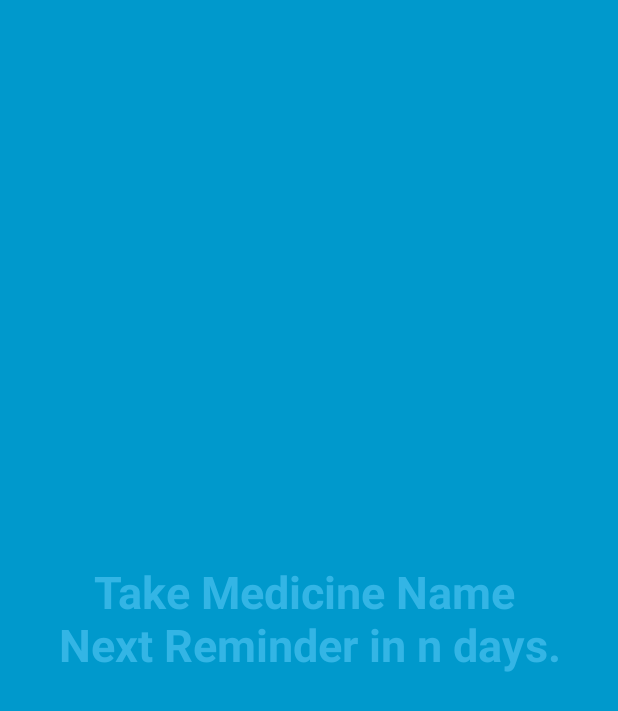
After one commit to parvs1/SMARThex, an Android app: the FullscreenActivity screen opened directly, with no data from a screen before it, on a phone screen of 412 x 824 dp. The commit adds this screen. Shown: the top 711 px of the screen. Run offline under Robolectric (Android 15) with nearby library versions, the phone set to English and light mode, and no system bars; 1 statement that could not run was skipped.

Commit message:
Added comments on each activity. Also created FullscreenActivity (for alarms).

```diff
--- a/app/build.gradle
+++ b/app/build.gradle
@@ -21,6 +21,7 @@ android {
 dependencies {
     implementation fileTree(dir: 'libs', include: ['*.jar'])
     implementation 'com.android.support:appcompat-v7:27.1.1'
+    implementation 'com.android.support:support-v4:27.1.1'
     testImplementation 'junit:junit:4.12'
     androidTestImplementation 'com.android.support.test:runner:1.0.2'
     androidTestImplementation 'com.android.support.test.espresso:espresso-core:3.0.2'
--- /dev/null
+++ b/app/src/main/java/com/example/shrey/medremindertest/FullscreenActivity.java
@@ -0,0 +1,166 @@
+package com.example.shrey.medremindertest;
+
+import android.annotation.SuppressLint;
+import android.support.v7.app.ActionBar;
+import android.support.v7.app.AppCompatActivity;
+import android.os.Bundle;
+import android.os.Handler;
+import android.view.MotionEvent;
+import android.view.View;
+import android.widget.TextView;
+
+/**
+ * An example full-screen activity that shows and hides the system UI (i.e.
+ * status bar and navigation/system bar) with user interaction.
+ */
+public class FullscreenActivity extends AppCompatActivity {
+    /**
+     * Whether or not the system UI should be auto-hidden after
+     * {@link #AUTO_HIDE_DELAY_MILLIS} milliseconds.
+     */
+    private static final boolean AUTO_HIDE = true;
+
+    /**
+     * If {@link #AUTO_HIDE} is set, the number of milliseconds to wait after
+     * user interaction before hiding the system UI.
+     */
+    private static final int AUTO_HIDE_DELAY_MILLIS = 3000;
+
+    /**
+     * Some older devices needs a small delay between UI widget updates
+     * and a change of the status and navigation bar.
+     */
+    private static final int UI_ANIMATION_DELAY = 300;
+    private final Handler mHideHandler = new Handler();
+    private View mContentView;
+    private final Runnable mHidePart2Runnable = new Runnable() {
+        @SuppressLint("InlinedApi")
+        @Override
+        public void run() {
+            // Delayed removal of status and navigation bar
+
+            // Note that some of these constants are new as of API 16 (Jelly Bean)
+            // and API 19 (KitKat). It is safe to use them, as they are inlined
+            // at compile-time and do nothing on earlier devices.
+            mContentView.setSystemUiVisibility(View.SYSTEM_UI_FLAG_LOW_PROFILE
+                    | View.SYSTEM_UI_FLAG_FULLSCREEN
+                    | View.SYSTEM_UI_FLAG_LAYOUT_STABLE
+                    | View.SYSTEM_UI_FLAG_IMMERSIVE_STICKY
+                    | View.SYSTEM_UI_FLAG_LAYOUT_HIDE_NAVIGATION
+                    | View.SYSTEM_UI_FLAG_HIDE_NAVIGATION);
+        }
+    };
+    private View mControlsView;
+    private final Runnable mShowPart2Runnable = new Runnable() {
+        @Override
+        public void run() {
+            // Delayed display of UI elements
+            ActionBar actionBar = getSupportActionBar();
+            if (actionBar != null) {
+                actionBar.show();
+            }
+            mControlsView.setVisibility(View.VISIBLE);
+        }
+    };
+    private boolean mVisible;
+    private final Runnable mHideRunnable = new Runnable() {
+        @Override
+        public void run() {
+            hide();
+        }
+    };
+    /**
+     * Touch listener to use for in-layout UI controls to delay hiding the
+     * system UI. This is to prevent the jarring behavior of controls going away
+     * while interacting with activity UI.
+     */
+    private final View.OnTouchListener mDelayHideTouchListener = new View.OnTouchListener() {
+        @Override
+        public boolean onTouch(View view, MotionEvent motionEvent) {
+            if (AUTO_HIDE) {
+                delayedHide(AUTO_HIDE_DELAY_MILLIS);
+            }
+            return false;
+        }
+    };
+
+    @Override
+    protected void onCreate(Bundle savedInstanceState) {
+        super.onCreate(savedInstanceState);
+
+        setContentView(R.layout.activity_alarm);
+
+        mVisible = true;
+        mControlsView = findViewById(R.id.fullscreen_content_controls);
+        mContentView = findViewById(R.id.alarmMainText);
+
+
+        // Set up the user interaction to manually show or hide the system UI.
+        mContentView.setOnClickListener(new View.OnClickListener() {
+            @Override
+            public void onClick(View view) {
+                toggle();
+            }
+        });
+
+        TextView alarmMainText = (TextView)findViewById(R.id.alarmMainText);
+
+        Medicine medicineToAlert = (Medicine)getIntent().getSerializableExtra("medicineToAlert");
+
+        alarmMainText.setText("Take " + medicineToAlert.medicineName + "\n Next reminder in " + medicineToAlert.frequency + "days");
+
+    }
+
+    @Override
+    protected void onPostCreate(Bundle savedInstanceState) {
+        super.onPostCreate(savedInstanceState);
+
+        // Trigger the initial hide() shortly after the activity has been
+        // created, to briefly hint to the user that UI controls
+        // are available.
+        delayedHide(100);
+    }
+
+    private void toggle() {
+        if (mVisible) {
+            hide();
+        } else {
+            show();
+        }
+    }
+
+    private void hide() {
+        // Hide UI first
+        ActionBar actionBar = getSupportActionBar();
+        if (actionBar != null) {
+            actionBar.hide();
+        }
+        mControlsView.setVisibility(View.GONE);
+        mVisible = false;
+
+        // Schedule a runnable to remove the status and navigation bar after a delay
+        mHideHandler.removeCallbacks(mShowPart2Runnable);
+        mHideHandler.postDelayed(mHidePart2Runnable, UI_ANIMATION_DELAY);
+    }
+
+    @SuppressLint("InlinedApi")
+    private void show() {
+        // Show the system bar
+        mContentView.setSystemUiVisibility(View.SYSTEM_UI_FLAG_LAYOUT_FULLSCREEN
+                | View.SYSTEM_UI_FLAG_LAYOUT_HIDE_NAVIGATION);
+        mVisible = true;
+
+        // Schedule a runnable to display UI elements after a delay
+        mHideHandler.removeCallbacks(mHidePart2Runnable);
+        mHideHandler.postDelayed(mShowPart2Runnable, UI_ANIMATION_DELAY);
+    }
+
+    /**
+     * Schedules a call to hide() in delay milliseconds, canceling any
+     * previously scheduled calls.
+     */
+    private void delayedHide(int delayMillis) {
+        mHideHandler.removeCallbacks(mHideRunnable);
+        mHideHandler.postDelayed(mHideRunnable, delayMillis);
+    }
+}
--- /dev/null
+++ b/app/src/main/res/layout/activity_alarm.xml
@@ -0,0 +1,41 @@
+<?xml version="1.0" encoding="utf-8"?>
+<FrameLayout xmlns:android="http://schemas.android.com/apk/res/android"
+    xmlns:tools="http://schemas.android.com/tools"
+    android:layout_width="match_parent"
+    android:layout_height="match_parent"
+    android:background="#0099cc"
+    tools:context=".FullscreenActivity">
+
+    <!-- The primary full-screen view. This can be replaced with whatever view
+         is needed to present your content, e.g. VideoView, SurfaceView,
+         TextureView, etc. -->
+    <TextView
+        android:id="@+id/alarmMainText"
+        android:layout_width="match_parent"
+        android:layout_height="match_parent"
+        android:gravity="center"
+        android:keepScreenOn="true"
+        android:text="@string/dummy_content"
+        android:textColor="#33b5e5"
+        android:textSize="30sp"
+        android:textStyle="bold" />
+
+    <!-- This FrameLayout insets its children based on system windows using
+         android:fitsSystemWindows. -->
+    <FrameLayout
+        android:layout_width="match_parent"
+        android:layout_height="match_parent"
+        android:fitsSystemWindows="true">
+
+        <LinearLayout
+            android:id="@+id/fullscreen_content_controls"
+            style="?metaButtonBarStyle"
+            android:layout_width="match_parent"
+            android:layout_height="wrap_content"
+            android:layout_gravity="bottom|center_horizontal"
+            android:background="@color/black_overlay"
+            android:orientation="horizontal"
+            tools:ignore="UselessParent"/>
+    </FrameLayout>
+
+</FrameLayout>
--- a/app/src/main/res/values/colors.xml
+++ b/app/src/main/res/values/colors.xml
@@ -3,4 +3,6 @@
     <color name="colorPrimary">#008577</color>
     <color name="colorPrimaryDark">#00574B</color>
     <color name="colorAccent">#D81B60</color>
+
+    <color name="black_overlay">#66000000</color>
 </resources>
--- a/app/src/main/res/values/strings.xml
+++ b/app/src/main/res/values/strings.xml
@@ -17,4 +17,7 @@
         <item>9 days</item>
         <item>10 days</item>
     </string-array>
+
+    <string name="title_activity_fullscreen">AlarmActivity</string>
+    <string name="dummy_content">Take Medicine Name \nNext Reminder in n days.</string>
 </resources>
--- a/app/src/main/res/values/styles.xml
+++ b/app/src/main/res/values/styles.xml
@@ -8,4 +8,16 @@
         <item name="colorAccent">@color/colorAccent</item>
     </style>
 
+    <style name="FullscreenTheme" parent="AppTheme">
+        <item name="android:actionBarStyle">@style/FullscreenActionBarStyle</item>
+        <item name="android:windowActionBarOverlay">true</item>
+        <item name="android:windowBackground">@null</item>
+        <item name="metaButtonBarStyle">?android:attr/buttonBarStyle</item>
+        <item name="metaButtonBarButtonStyle">?android:attr/buttonBarButtonStyle</item>
+    </style>
+
+    <style name="FullscreenActionBarStyle" parent="Widget.AppCompat.ActionBar">
+        <item name="android:background">@color/black_overlay</item>
+    </style>
+
 </resources>
```
Also changed, not shown: app/src/main/AndroidManifest.xml (+6 -1 lines), app/src/main/java/com/example/shrey/medremindertest/EditMedicineActivity.java (+27 -14 lines), app/src/main/java/com/example/shrey/medremindertest/MainActivity.java (+39 -18 lines), app/src/main/java/com/example/shrey/medremindertest/Medicine.java (+6 -4 lines), app/src/main/res/values/attrs.xml (added, +12 -0 lines).
